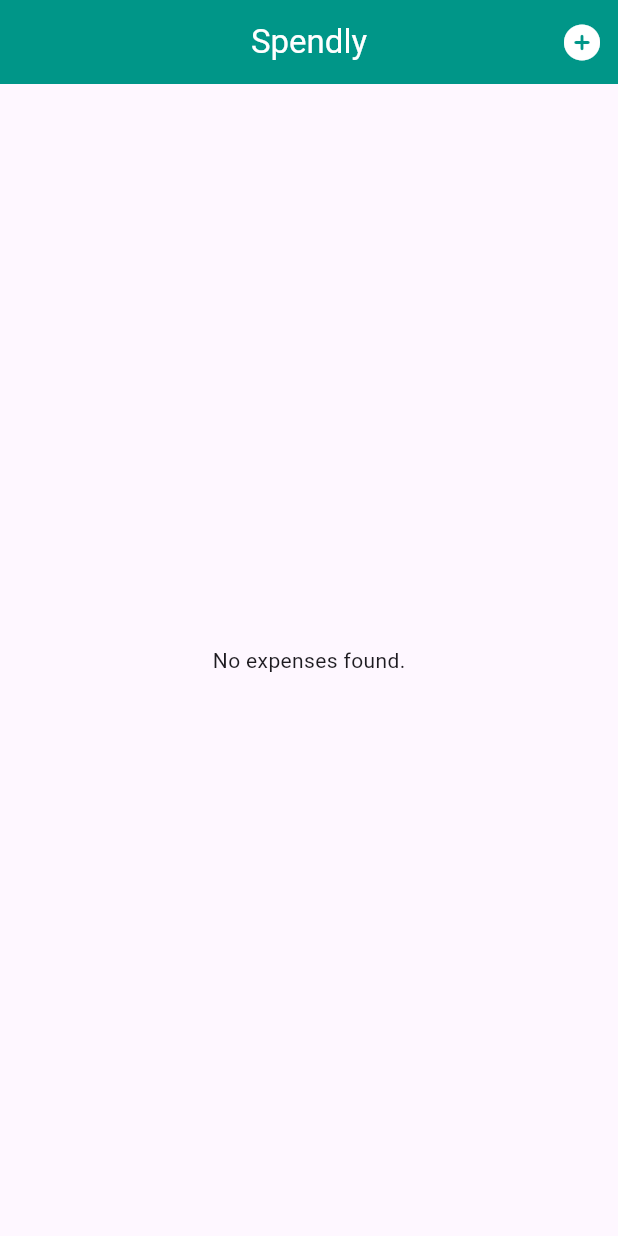
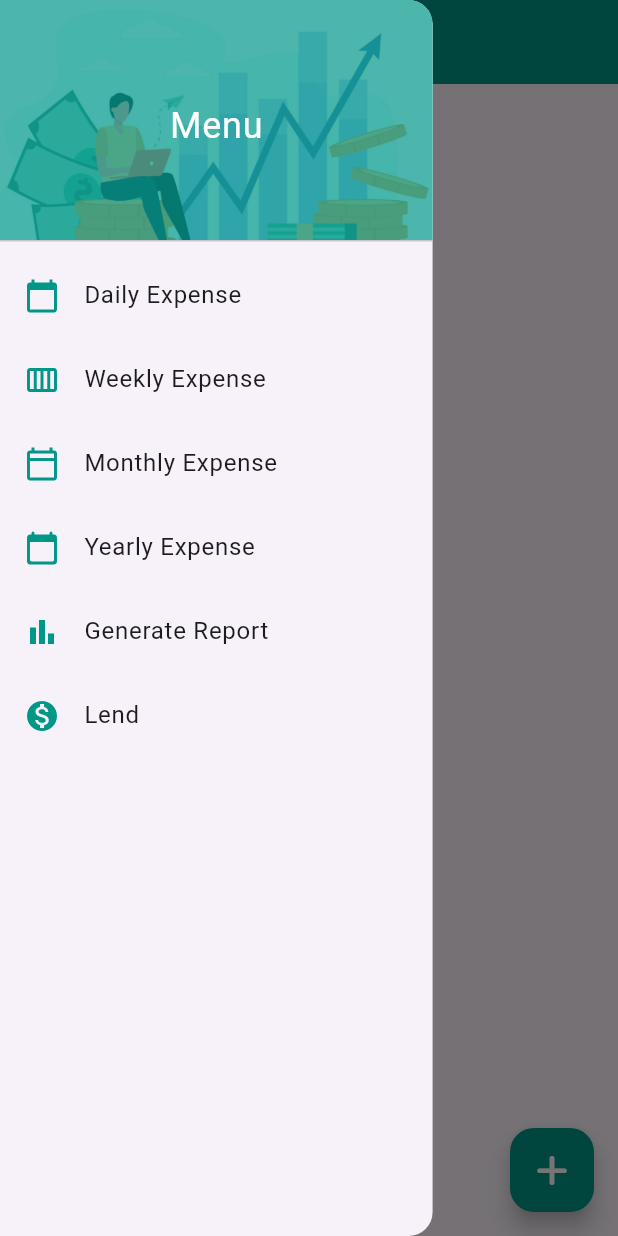
Before and after one commit to alxayeed/FinKeep, a Flutter app: the screen it shows after launch, with the side drawer open (before the commit the screen has no drawer), on a phone screen of 412 x 824 dp. Run offline on Flutter 3.47's test engine with Material 3 defaults, Android fonts, the phone set to English and light mode, and no system bars; our stand-ins replace cloud_firestore, equatable, firebase_core, font_awesome_flutter, get; accounts and stored records are empty.

Commit message:
ADD: drawer added

```diff
--- a/lib/features/expense/presentation/pages/expense_list_screen.dart
+++ b/lib/features/expense/presentation/pages/expense_list_screen.dart
@@ -2,6 +2,7 @@ import 'package:flutter/material.dart';
 import 'package:font_awesome_flutter/font_awesome_flutter.dart';
 import 'package:get/get.dart';
 import '../controllers/expense_controller.dart';
+import '../widgets/app_drawer.dart';
 import '../widgets/expense_card_widget.dart';
 import 'create_expense_screen.dart';
 
@@ -18,17 +19,18 @@ class ExpenseListScreen extends StatelessWidget {
         title: const Text('Spendly'),
         foregroundColor: Colors.white,
         backgroundColor: Colors.teal,
-        actions: [
-          IconButton(
-            icon: const FaIcon(FontAwesomeIcons.circlePlus),
+      ),
+      drawer: const AppDrawer(),
+      floatingActionButton: FloatingActionButton(
+        backgroundColor: Colors.teal,
+        foregroundColor: Colors.white,
         onPressed: () {
           Get.bottomSheet(
             const CreateExpenseScreen(),
             isScrollControlled: true,
           );
         },
-          ),
-        ],
+        child: const FaIcon(FontAwesomeIcons.plus),
       ),
       body: Obx(() {
         if (controller.isLoading.value) {
--- /dev/null
+++ b/lib/features/expense/presentation/widgets/app_drawer.dart
@@ -0,0 +1,77 @@
+import 'package:flutter/material.dart';
+import 'package:get/get.dart';
+import 'package:spendly/features/expense/presentation/pages/expense_list_screen.dart';
+
+class AppDrawer extends StatelessWidget {
+  const AppDrawer({super.key});
+
+  @override
+  Widget build(BuildContext context) {
+    return SizedBox(
+      width: MediaQuery.of(context).size.width * 0.7,
+      child: Drawer(
+        child: Column(
+          crossAxisAlignment: CrossAxisAlignment.stretch,
+          children: [
+            const DrawerHeader(
+              decoration: BoxDecoration(
+                  color: Colors.teal,
+                image: DecorationImage(
+                  opacity: 0.3,
+                  image: AssetImage('assets/img/drawer.jpg'),
+                  fit: BoxFit.cover,
+                ),
+              ),
+              child: Center(
+                child: Text(
+                  'Menu',
+                  style: TextStyle(fontSize: 24, color: Colors.white),
+                ),
+              ),
+            ),
+            _createDrawerItem(
+              icon: Icons.calendar_today,
+              text: 'Daily Expense',
+              onTap: () => Get.toNamed('/dailyExpense'),
+            ),
+            _createDrawerItem(
+              icon: Icons.calendar_view_week,
+              text: 'Weekly Expense',
+              onTap: () => Get.toNamed('/weeklyExpense'),
+            ),
+            _createDrawerItem(
+              icon: Icons.calendar_today_outlined,
+              text: 'Monthly Expense',
+              onTap: () => Get.toNamed('/monthlyExpense'),
+            ),
+            _createDrawerItem(
+              icon: Icons.calendar_today_rounded,
+              text: 'Yearly Expense',
+              onTap: () => Get.toNamed('/yearlyExpense'),
+            ),
+            _createDrawerItem(
+              icon: Icons.bar_chart,
+              text: 'Generate Report',
+              onTap: () => Get.toNamed('/generateReport'),
+            ),
+            _createDrawerItem(
+              icon: Icons.monetization_on,
+              text: 'Lend',
+              onTap: () => Get.toNamed('/lend'),
+            ),
+          ],
+        ),
+      ),
+    );
+  }
+
+  Widget _createDrawerItem({required IconData icon, required String text, required VoidCallback onTap}) {
+    return ListTile(
+      leading: Icon(icon, color: Colors.teal),
+      title: Text(text, style: const TextStyle(fontSize: 16)),
+      // TODO: navigate to screens
+      // onTap: onTap,
+      onTap: null,
+    );
+  }
+}
--- a/lib/main.dart
+++ b/lib/main.dart
@@ -1,6 +1,7 @@
 import 'package:firebase_core/firebase_core.dart';
 import 'package:flutter/material.dart';
 import 'package:get/get_navigation/src/root/get_material_app.dart';
+import 'package:get/get_navigation/src/routes/get_route.dart';
 
 import 'dependency_injection.dart';
 import 'features/expense/presentation/pages/expense_list_screen.dart';
--- a/pubspec.yaml
+++ b/pubspec.yaml
@@ -23,3 +23,5 @@ dev_dependencies:
 
 flutter:
   uses-material-design: true
+  assets:
+    - assets/img/
```
Also changed, not shown: assets/img/drawer.jpg (added), changelog.txt (added). Lines whose indentation alone changed are shown as unchanged.
